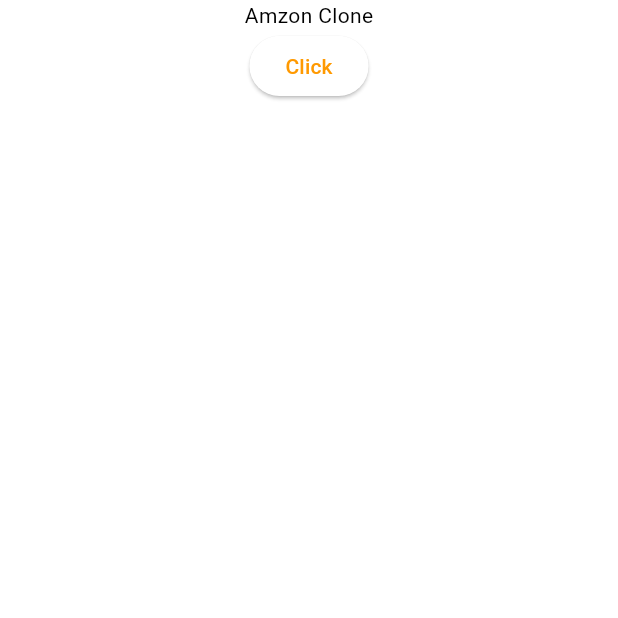
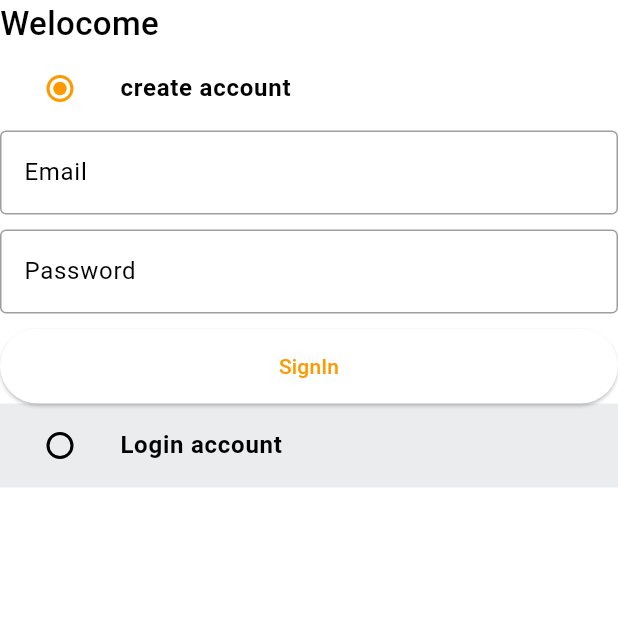
Before and after one commit to puneethkumar18/amazon_clone, a Flutter app: the screen it shows after launch, on a phone screen of 412 x 824 dp, the top half of it. Run offline on Flutter 3.47's test engine with Material 3 defaults, Android fonts, the phone set to English and light mode, and no system bars.

```diff
--- /dev/null
+++ b/lib/common/widgets/custom_button.dart
@@ -0,0 +1,25 @@
+import 'package:flutter/material.dart';
+
+class CustomButton extends StatelessWidget {
+  final String text;
+  final VoidCallback onTap;
+  const CustomButton({
+    super.key,
+    required this.text,
+    required this.onTap,
+  });
+
+  @override
+  Widget build(BuildContext context) {
+    return ElevatedButton(
+      onPressed: onTap,
+      style: ElevatedButton.styleFrom(
+        minimumSize: const Size(double.infinity, 50),
+      ),
+      child: Text(
+        text,
+        style: TextStyle(),
+      ),
+    );
+  }
+}
--- /dev/null
+++ b/lib/common/widgets/custom_text_field.dart
@@ -0,0 +1,32 @@
+import 'package:flutter/material.dart';
+
+class CustomTextField extends StatelessWidget {
+  final TextEditingController controller;
+  final String text;
+  const CustomTextField({
+    super.key,
+    required this.controller,
+    required this.text,
+  });
+
+  @override
+  Widget build(BuildContext context) {
+    return TextFormField(
+      controller: controller,
+      decoration: InputDecoration(
+        hintText: text,
+        border: const OutlineInputBorder(
+          borderSide: BorderSide(
+            color: Colors.black38,
+          ),
+        ),
+        enabledBorder: const OutlineInputBorder(
+          borderSide: BorderSide(
+            color: Colors.black38,
+          ),
+        ),
+      ),
+      validator: (val) {},
+    );
+  }
+}
--- /dev/null
+++ b/lib/features/auth/screens/auth_screen.dart
@@ -0,0 +1,148 @@
+import 'package:amazon_clone/common/widgets/custom_button.dart';
+import 'package:amazon_clone/common/widgets/custom_text_field.dart';
+import 'package:amazon_clone/constants/global_variable.dart';
+import 'package:flutter/material.dart';
+
+enum Auth {
+  signIn,
+  singUp,
+}
+
+class AuthScreen extends StatefulWidget {
+  static const String routeName = '/auth-screen';
+  const AuthScreen({super.key});
+
+  @override
+  State<AuthScreen> createState() => _AuthScreenState();
+}
+
+class _AuthScreenState extends State<AuthScreen> {
+  Auth _auth = Auth.signIn;
+
+  final _signInFormKey = GlobalKey<FormState>();
+  final _signUpFormKey = GlobalKey<FormState>();
+
+  final TextEditingController _namecontroller = TextEditingController();
+  final TextEditingController _emailcontroller = TextEditingController();
+  final TextEditingController _passwordcontroller = TextEditingController();
+
+  @override
+  void dispose() {
+    super.dispose();
+    _emailcontroller.dispose();
+    _passwordcontroller.dispose();
+    _namecontroller.dispose();
+  }
+
+  @override
+  Widget build(BuildContext context) {
+    return Scaffold(
+      body: SafeArea(
+        child: Column(
+          crossAxisAlignment: CrossAxisAlignment.start,
+          children: [
+            const Text(
+              'Welocome',
+              style: TextStyle(
+                fontSize: 22,
+                fontWeight: FontWeight.w500,
+              ),
+            ),
+            ListTile(
+              tileColor: _auth == Auth.signIn
+                  ? GlobalVariables.backgroundColor
+                  : GlobalVariables.greyBackgroundCOlor,
+              title: const Text(
+                'create account',
+                style: TextStyle(
+                  fontWeight: FontWeight.bold,
+                ),
+              ),
+              leading: Radio(
+                value: Auth.signIn,
+                groupValue: _auth,
+                onChanged: (value) {
+                  setState(() {
+                    _auth = value!;
+                  });
+                },
+              ),
+            ),
+            if (_auth == Auth.signIn)
+              Form(
+                key: _signInFormKey,
+                child: Column(
+                  children: [
+                    CustomTextField(
+                      controller: _emailcontroller,
+                      text: "Email",
+                    ),
+                    const SizedBox(height: 10),
+                    CustomTextField(
+                      controller: _passwordcontroller,
+                      text: "Password",
+                    ),
+                    const SizedBox(height: 10),
+                    CustomButton(text: 'SignIn', onTap: () {})
+                  ],
+                ),
+              ),
+            ListTile(
+              tileColor: _auth == Auth.singUp
+                  ? GlobalVariables.backgroundColor
+                  : GlobalVariables.greyBackgroundCOlor,
+              title: const Text(
+                'Login account',
+                style: TextStyle(
+                  fontWeight: FontWeight.bold,
+                ),
+              ),
+              leading: Radio(
+                value: Auth.singUp,
+                groupValue: _auth,
+                onChanged: (Auth? value) {
+                  setState(() {
+                    _auth = value!;
+                  });
+                },
+              ),
+            ),
+            if (_auth == Auth.singUp)
+              Form(
+                key: _signUpFormKey,
+                child: Column(
+                  children: [
+                    CustomTextField(
+                      controller: _namecontroller,
+                      text: "Name",
+                    ),
+                    const SizedBox(
+                      height: 10,
+                    ),
+                    CustomTextField(
+                      controller: _emailcontroller,
+                      text: "Email",
+                    ),
+                    const SizedBox(
+                      height: 10,
+                    ),
+                    CustomTextField(
+                      controller: _passwordcontroller,
+                      text: "Password",
+                    ),
+                    const SizedBox(
+                      height: 10,
+                    ),
+                    CustomButton(
+                      text: 'Sign Up',
+                      onTap: () {},
+                    ),
+                  ],
+                ),
+              )
+          ],
+        ),
+      ),
+    );
+  }
+}
--- /dev/null
+++ b/lib/features/auth/services/auth_services.dart
@@ -0,0 +1,3 @@
+class AuthServices {
+  // sign up user
+}
--- a/lib/main.dart
+++ b/lib/main.dart
@@ -1,4 +1,6 @@
 import 'package:amazon_clone/constants/global_variable.dart';
+import 'package:amazon_clone/features/auth/screens/auth_screen.dart';
+import 'package:amazon_clone/route.dart';
 import 'package:flutter/material.dart';
 
 void main() {
@@ -24,19 +26,13 @@ class _MyAppState extends State<MyApp> {
         ),
         appBarTheme: const AppBarTheme(
           elevation: 0,
-          iconTheme: IconThemeData(color: Colors.black),
+          iconTheme: IconThemeData(
+            color: Colors.black,
+          ),
         ),
       ),
-      home: Scaffold(
-        body: Column(
-          children: [
-            const Center(
-              child: Text("Amzon Clone"),
-            ),
-            ElevatedButton(onPressed: () {}, child: const Text("Click"))
-          ],
-        ),
-      ),
+      onGenerateRoute: (settings) => generateRoutes(settings),
+      home: const AuthScreen(),
     );
   }
 }
```
Also changed, not shown: lib/route.dart (added, +19 -0 lines), 5 other files.
